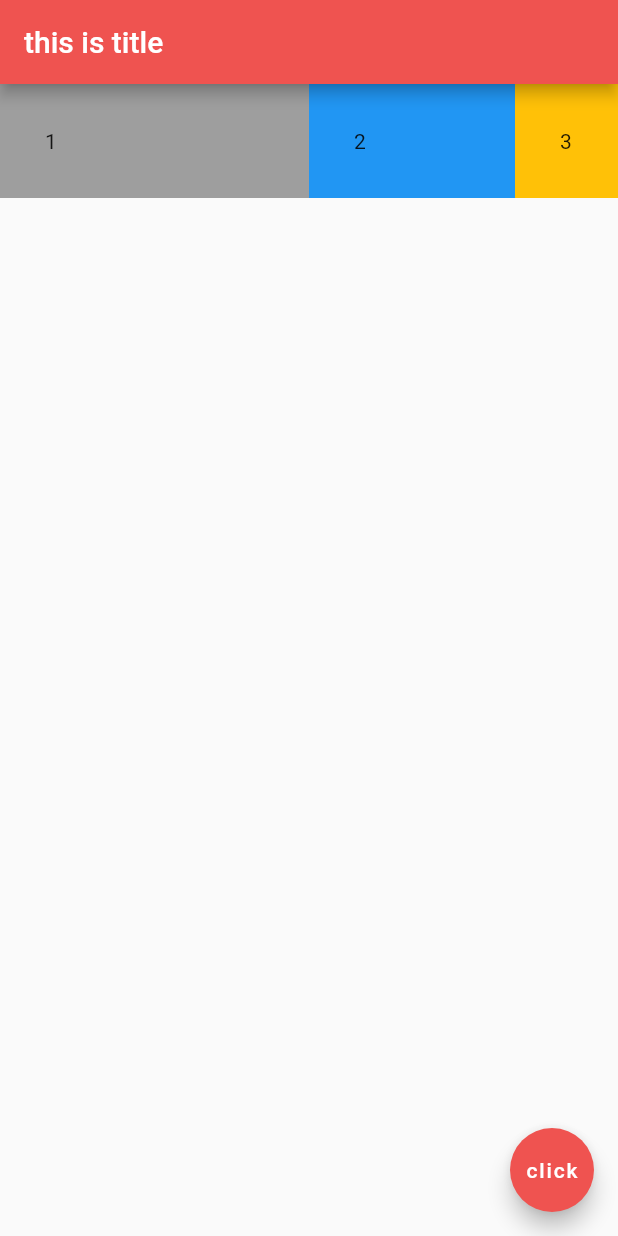
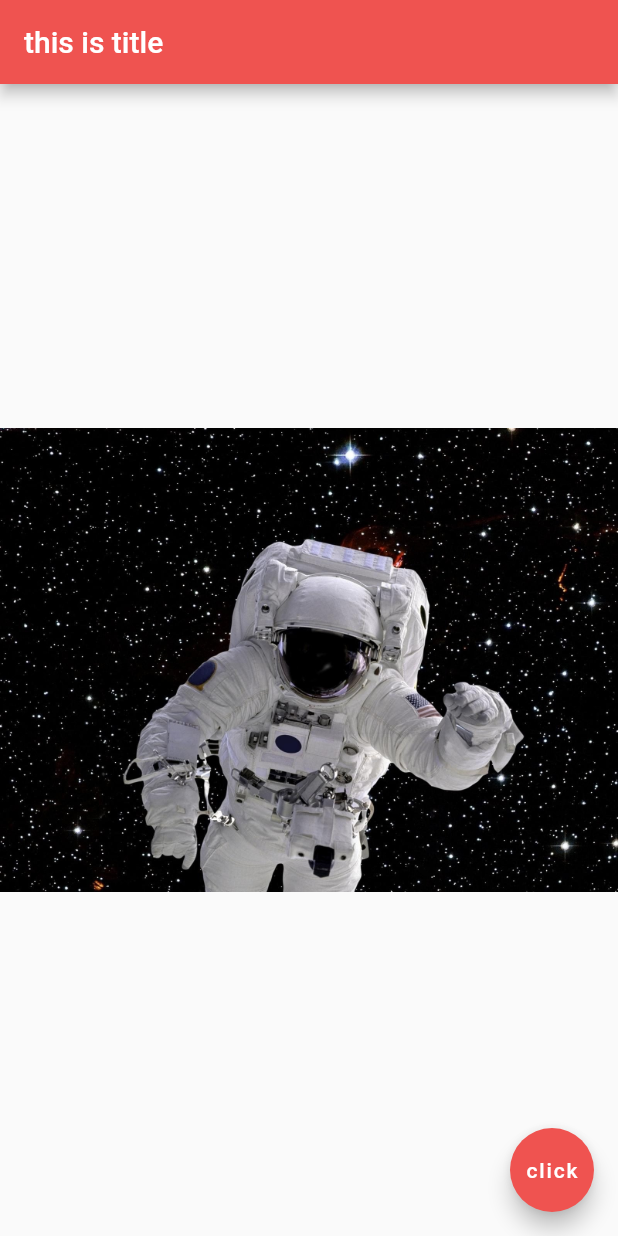
Before and after one commit to abhyamgupta123/Flutter-learning-App, a Flutter app: the screen it shows after launch, on a phone screen of 412 x 824 dp. Run offline on Flutter 3.47's test engine with Material 2 defaults, Android fonts, the phone set to English and light mode, and no system bars.

Commit message:
another learning

```diff
--- a/lib/main.dart
+++ b/lib/main.dart
@@ -16,35 +16,41 @@ class test extends StatelessWidget {
         backgroundColor: Colors.red[400],
       ),
 
+      body: Center(
+        child: Image(
+          image: AssetImage("assets/space.jpg"),
+        ),
+      ),
 
-      body: Row(
-        children: [
-          Expanded(
-            flex: 3,
-            child: Container(
-                color: Colors.grey[500],
-                padding: EdgeInsets.all(30),
-                child: Text("1"),
-            ),
-          ),
-          Expanded(
-            flex: 2,
-            child: Container(
-                color: Colors.blue[500],
-                padding: EdgeInsets.all(30),
-                child: Text("2"),
-            ),
-          ),
-          Expanded(
-            flex: 1,
-            child: Container(
-              color: Colors.amber[500],
-              padding: EdgeInsets.all(30),
-              child: Text("3"),
-              ),
-          ),
-        ],
-      ),
+
+      // body: Row(
+      //   children: [
+      //     Expanded(
+      //       flex: 3,
+      //       child: Container(
+      //           color: Colors.grey[500],
+      //           padding: EdgeInsets.all(30),
+      //           child: Text("1"),
+      //       ),
+      //     ),
+      //     Expanded(
+      //       flex: 2,
+      //       child: Container(
+      //           color: Colors.blue[500],
+      //           padding: EdgeInsets.all(30),
+      //           child: Text("2"),
+      //       ),
+      //     ),
+      //     Expanded(
+      //       flex: 1,
+      //       child: Container(
+      //         color: Colors.amber[500],
+      //         padding: EdgeInsets.all(30),
+      //         child: Text("3"),
+      //         ),
+      //     ),
+      //   ],
+      // ),
 
 
       // body: Column(
--- a/pubspec.yaml
+++ b/pubspec.yaml
@@ -47,6 +47,7 @@ flutter:
   # To add assets to your application, add an assets section, like this:
   assets:
    - assets/space.jpg
+   - assets/photo.png
    - assets/
 
   # An image asset can refer to one or more resolution-specific "variants", see
```
Also changed, not shown: assets/photo.png (added).
